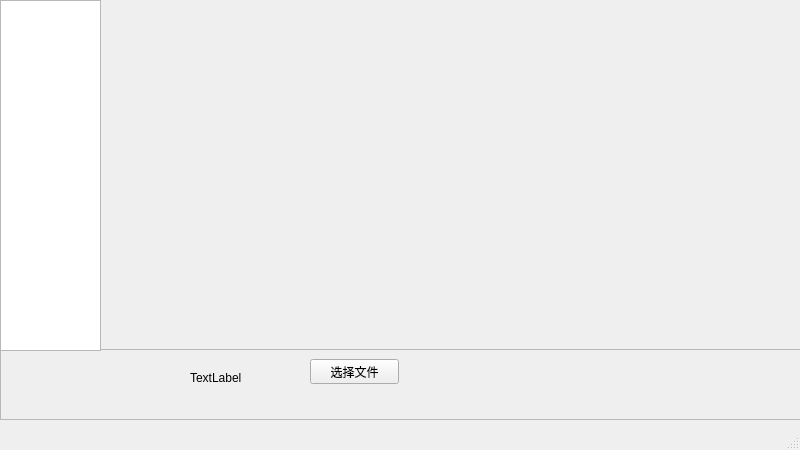
zhang-kaige/Qt-CloudMusic, file mainwindow.ui: the form before one commit.
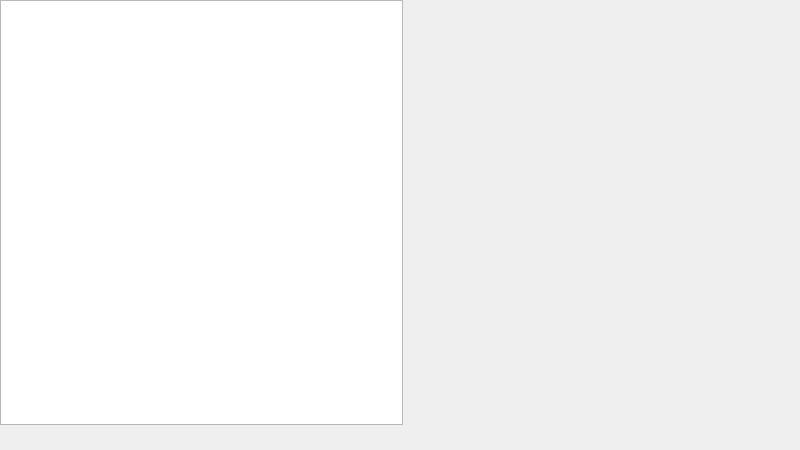
The form after the commit.

What changed in the file:
```diff
--- a/mainwindow.ui
+++ b/mainwindow.ui
@@ -14,72 +14,36 @@
    <string>MainWindow</string>
   </property>
   <widget class="QWidget" name="centralwidget">
-   <widget class="QFrame" name="frame">
+   <widget class="QWidget" name="verticalLayoutWidget">
     <property name="geometry">
      <rect>
       <x>0</x>
-      <y>349</y>
-      <width>801</width>
-      <height>71</height>
-     </rect>
-    </property>
-    <property name="frameShape">
-     <enum>QFrame::StyledPanel</enum>
-    </property>
-    <property name="frameShadow">
-     <enum>QFrame::Raised</enum>
-    </property>
-    <widget class="QLabel" name="songLabel">
-     <property name="geometry">
-      <rect>
-       <x>190</x>
-       <y>20</y>
-       <width>67</width>
-       <height>17</height>
-      </rect>
-     </property>
-     <property name="text">
-      <string>TextLabel</string>
-     </property>
-    </widget>
-    <widget class="QPushButton" name="fileButton">
-     <property name="geometry">
-      <rect>
-       <x>310</x>
-       <y>10</y>
-       <width>89</width>
-       <height>25</height>
-      </rect>
-     </property>
-     <property name="text">
-      <string>选择文件</string>
-     </property>
-    </widget>
-   </widget>
-   <widget class="QListWidget" name="leftWidget">
-    <property name="geometry">
-     <rect>
-      <x>0</x>
       <y>0</y>
-      <width>101</width>
-      <height>351</height>
+      <width>811</width>
+      <height>431</height>
      </rect>
     </property>
-   </widget>
-   <widget class="QStackedWidget" name="rightWidget">
-    <property name="geometry">
-     <rect>
-      <x>100</x>
-      <y>0</y>
-      <width>701</width>
-      <height>351</height>
-     </rect>
-    </property>
-    <property name="currentIndex">
-     <number>0</number>
-    </property>
-    <widget class="QWidget" name="page"/>
-    <widget class="QWidget" name="page_2"/>
+    <layout class="QVBoxLayout" name="verticalLayout">
+     <item>
+      <layout class="QHBoxLayout" name="horizontalLayout">
+       <item>
+        <widget class="QListWidget" name="leftWidget"/>
+       </item>
+       <item>
+        <widget class="QStackedWidget" name="rightWidget">
+         <property name="currentIndex">
+          <number>0</number>
+         </property>
+         <widget class="QWidget" name="page"/>
+         <widget class="QWidget" name="page_2"/>
+        </widget>
+       </item>
+      </layout>
+     </item>
+     <item>
+      <widget class="QWidget" name="widget" native="true"/>
+     </item>
+    </layout>
    </widget>
   </widget>
   <widget class="QMenuBar" name="menubar">
@@ -92,7 +56,6 @@
     </rect>
    </property>
   </widget>
-  <widget class="QStatusBar" name="statusbar"/>
  </widget>
  <resources/>
  <connections/>
```
Left out of the diff: 2 changed lines with no effect on the pictures.
